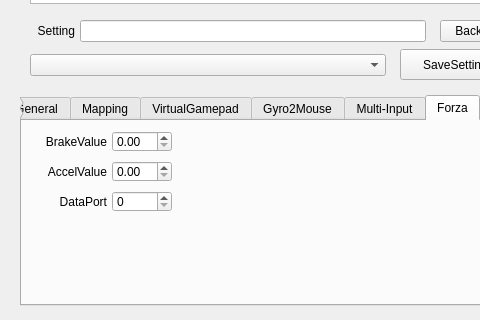
Zalafina/QKeyMapper, file QKeyMapper/qkeymapper.ui: the form before one commit; both pictures show x 0 to 480 and y 350 to 670 of the 1070 by 670 pixel window.
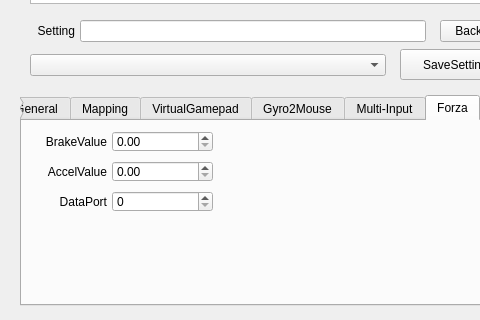
The form after the commit. The open tabs and pages were chosen to show the change. Custom widgets are drawn as their Qt base class.

Diff of the .ui file:
```diff
--- a/QKeyMapper/qkeymapper.ui
+++ b/QKeyMapper/qkeymapper.ui
@@ -1860,7 +1860,7 @@
       <rect>
        <x>90</x>
        <y>40</y>
-       <width>60</width>
+       <width>101</width>
        <height>21</height>
       </rect>
      </property>
@@ -1873,7 +1873,7 @@
       <rect>
        <x>90</x>
        <y>10</y>
-       <width>60</width>
+       <width>101</width>
        <height>21</height>
       </rect>
      </property>
@@ -1886,7 +1886,7 @@
       <rect>
        <x>90</x>
        <y>70</y>
-       <width>60</width>
+       <width>101</width>
        <height>21</height>
       </rect>
      </property>
```
Left out of the diff: 2 changed lines with no effect on the pictures.
